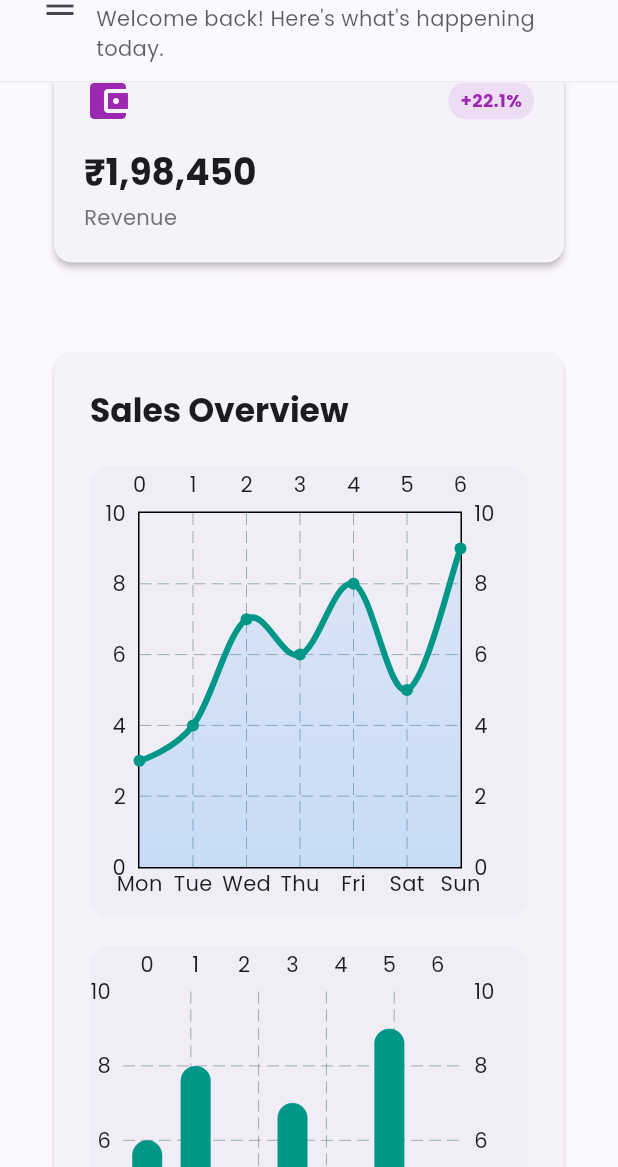
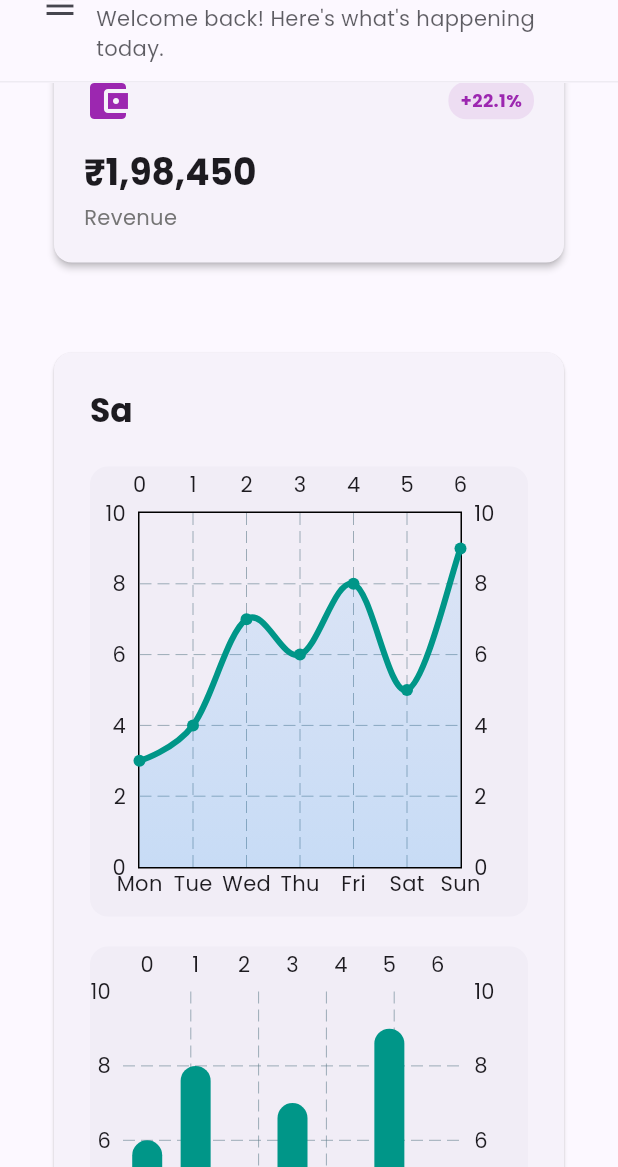
Before and after one commit to mahekpatel019/Flutter-Web-Site, a Flutter app: the screen it shows after launch, scrolled down 576 dp, on a phone screen of 412 x 824 dp, the part 69-1236 px from its top. Run offline on Flutter 3.47's test engine with Material 3 defaults, Android fonts, the light colour scheme and no system bars; drawn by our look-alikes of fl_chart; our stand-ins replace google_fonts.

Commit message:
26-07-2025

```diff
--- a/lib/widgets/dashboard_charts_section.dart
+++ b/lib/widgets/dashboard_charts_section.dart
@@ -15,7 +15,7 @@ class DashboardChartsSection extends StatelessWidget {
           crossAxisAlignment: CrossAxisAlignment.start,
           children: [
             Text(
-              'Sales Overview',
+              'Sa',
               style: Theme.of(
                 context,
               ).textTheme.titleLarge?.copyWith(fontWeight: FontWeight.bold),
```
